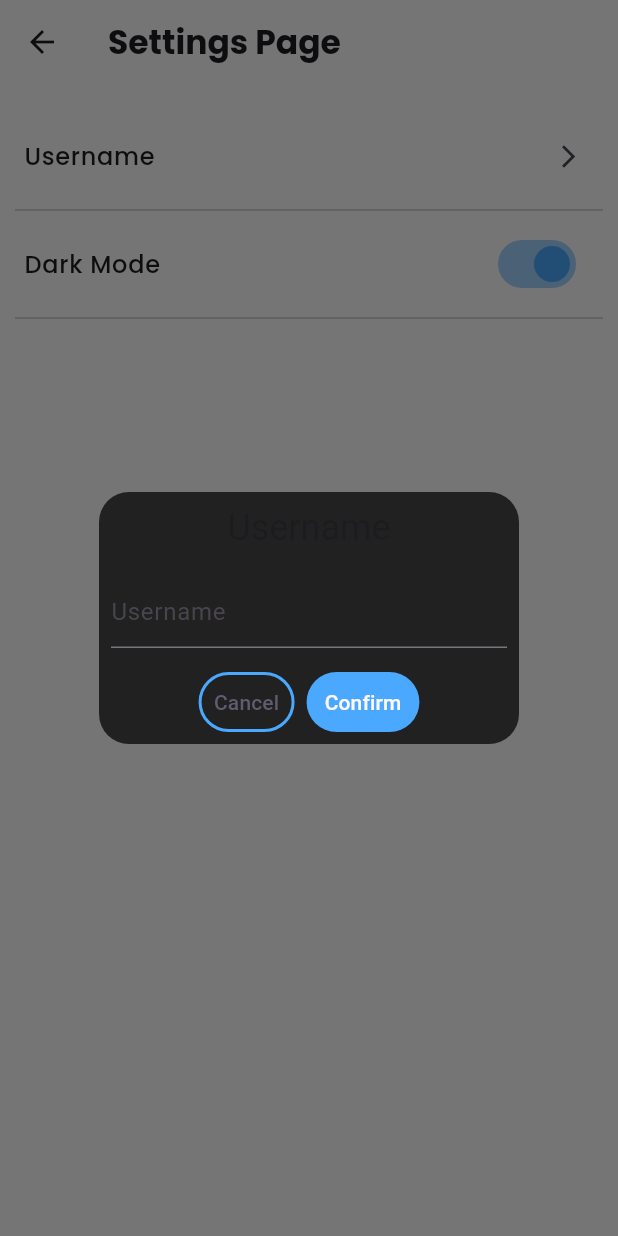
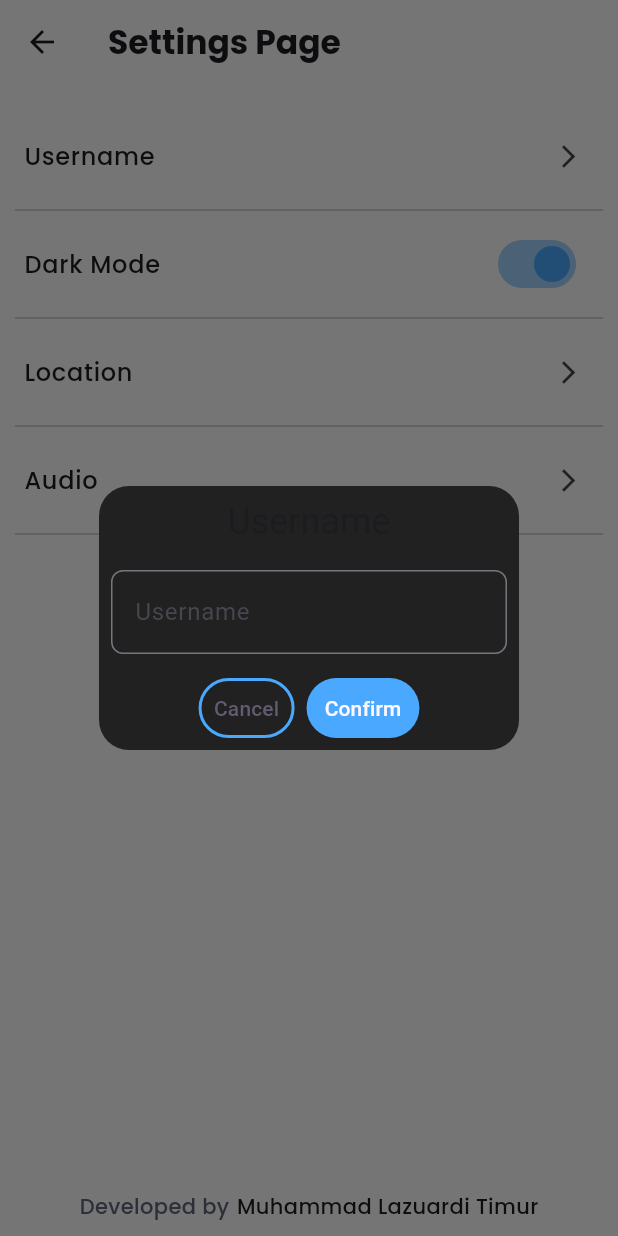
Before and after one commit to Shankara21/holy_quran, a Flutter app: the SettingsView screen opened by its route, after a tap on "Username", on a phone screen of 412 x 824 dp. Run offline on Flutter 3.47's test engine with Material 3 defaults, Android fonts, the phone set to English and light mode, and no system bars; our stand-ins replace get, get_storage, google_fonts; accounts and stored records are empty.

Commit message:
Refactor : adding menu in setting page

```diff
--- a/lib/app/modules/settings/views/settings_view.dart
+++ b/lib/app/modules/settings/views/settings_view.dart
@@ -24,11 +24,10 @@ class SettingsView extends GetView<SettingsController> {
         ),
         centerTitle: true,
       ),
-      body: ListView(
+      body: Column(
+        crossAxisAlignment: CrossAxisAlignment.stretch,
         children: [
-          const SizedBox(
-            height: 20,
-          ),
+          const SizedBox(height: 20),
           ListTile(
             onTap: () {
               _showUsernameDialog(context);
@@ -63,6 +62,52 @@ class SettingsView extends GetView<SettingsController> {
             padding: EdgeInsets.symmetric(horizontal: 10),
             child: Divider(),
           ),
+          ListTile(
+            onTap: () {
+              _showUsernameDialog(context);
+            },
+            title: Text('Location', style: primaryTextStyle),
+            trailing: const Icon(
+              Icons.arrow_forward_ios,
+              size: 18,
+            ),
+          ),
+          const Padding(
+            padding: EdgeInsets.symmetric(horizontal: 10),
+            child: Divider(),
+          ),
+          ListTile(
+            onTap: () {
+              _showUsernameDialog(context);
+            },
+            title: Text('Audio', style: primaryTextStyle),
+            trailing: const Icon(
+              Icons.arrow_forward_ios,
+              size: 18,
+            ),
+          ),
+          const Padding(
+            padding: EdgeInsets.symmetric(horizontal: 10),
+            child: Divider(),
+          ),
+          Spacer(), // Spacer untuk menempatkan row ke bagian bawah
+          Align(
+            alignment: Alignment.bottomCenter,
+            child: Padding(
+              padding: const EdgeInsets.only(bottom: 10),
+              child: Row(
+                mainAxisAlignment: MainAxisAlignment.center,
+                children: [
+                  Text('Developed by', style: secondaryTextStyle),
+                  const SizedBox(width: 5),
+                  Text(
+                    'Muhammad Lazuardi Timur',
+                    style: primaryTextStyle.copyWith(fontSize: 14),
+                  ),
+                ],
+              ),
+            ),
+          ),
         ],
       ),
     );
@@ -77,9 +122,11 @@ class SettingsView extends GetView<SettingsController> {
       middleText: 'Enter your username',
       content: TextField(
         controller: controller.usernameController,
-        decoration: const InputDecoration(
-          hintText: 'Username',
-        ),
+        decoration: InputDecoration(
+            hintText: 'Username',
+            border: OutlineInputBorder(
+              borderRadius: BorderRadius.circular(8),
+            ),),
       ),
       textCancel: 'Cancel',
       textConfirm: 'Confirm',
```
